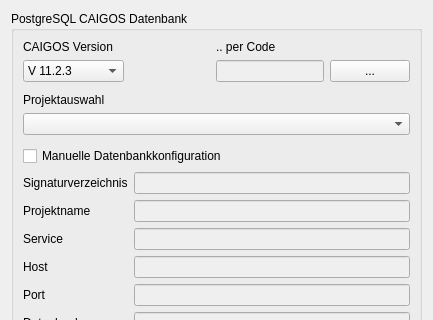
Qt form uiDBAnbindung.ui (EZUSoft/CaigosConnector) before a commit; both pictures show x 0 to 433 and y 0 to 320 of the 433 by 497 pixel window.
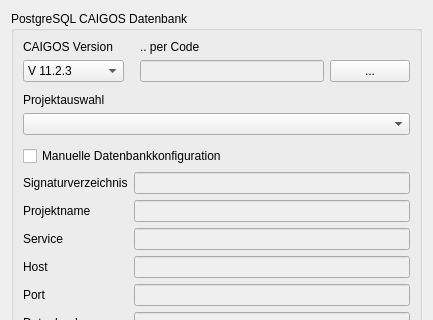
The same form after that commit.

What changed in the file:
```diff
--- a/uiDBAnbindung.ui
+++ b/uiDBAnbindung.ui
@@ -13,8 +13,8 @@
   <property name="windowTitle">
    <string>.. per Code</string>
   </property>
-  <layout class="QVBoxLayout" name="verticalLayout">
-   <item>
+  <layout class="QGridLayout" name="gridLayout_3">
+   <item row="0" column="0">
     <widget class="QGroupBox" name="groupBox">
      <property name="title">
       <string>PostgreSQL CAIGOS Datenbank</string>
@@ -260,9 +260,12 @@
           <property name="orientation">
            <enum>Qt::Horizontal</enum>
           </property>
+          <property name="sizeType">
+           <enum>QSizePolicy::Minimum</enum>
+          </property>
           <property name="sizeHint" stdset="0">
            <size>
-            <width>40</width>
+            <width>10</width>
             <height>20</height>
            </size>
           </property>
@@ -322,7 +325,7 @@
      </layout>
     </widget>
    </item>
-   <item>
+   <item row="1" column="0">
     <spacer name="verticalSpacer">
      <property name="orientation">
       <enum>Qt::Vertical</enum>
```
Left out of the diff: 4 changed lines with no effect on the pictures.
